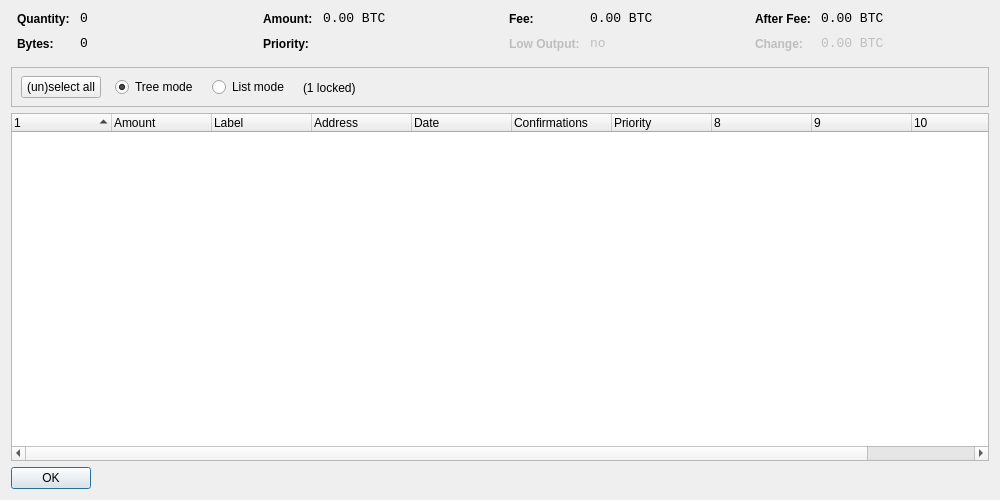
litebitcoins/litebitcoin, file src/qt/forms/coincontroldialog.ui: the form before one commit.
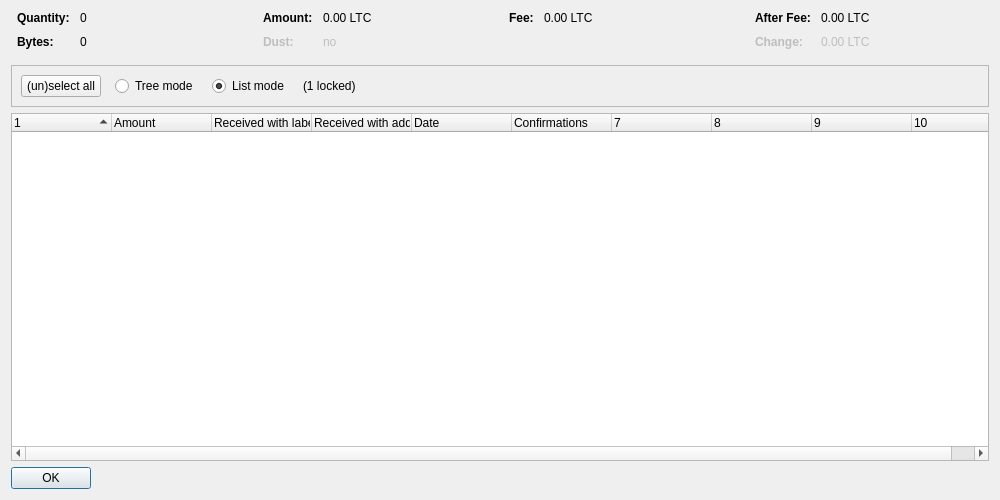
The form after the commit. Custom widgets are drawn as their Qt base class.

Patch:
```diff
--- a/src/qt/forms/coincontroldialog.ui
+++ b/src/qt/forms/coincontroldialog.ui
@@ -38,8 +38,11 @@
        </property>
        <item row="0" column="0">
         <widget class="QLabel" name="labelCoinControlQuantityText">
-         <property name="styleSheet">
-          <string notr="true">font-weight:bold;</string>
+         <property name="font">
+          <font>
+           <weight>75</weight>
+           <bold>true</bold>
+          </font>
          </property>
          <property name="text">
           <string>Quantity:</string>
@@ -48,12 +51,6 @@
        </item>
        <item row="0" column="1">
         <widget class="QLabel" name="labelCoinControlQuantity">
-         <property name="font">
-          <font>
-           <family>Monospace</family>
-           <pointsize>10</pointsize>
-          </font>
-         </property>
          <property name="cursor">
           <cursorShape>IBeamCursor</cursorShape>
          </property>
@@ -70,8 +67,11 @@
        </item>
        <item row="1" column="0">
         <widget class="QLabel" name="labelCoinControlBytesText">
-         <property name="styleSheet">
-          <string notr="true">font-weight:bold;</string>
+         <property name="font">
+          <font>
+           <weight>75</weight>
+           <bold>true</bold>
+          </font>
          </property>
          <property name="text">
           <string>Bytes:</string>
@@ -80,12 +80,6 @@
        </item>
        <item row="1" column="1">
         <widget class="QLabel" name="labelCoinControlBytes">
-         <property name="font">
-          <font>
-           <family>Monospace</family>
-           <pointsize>10</pointsize>
-          </font>
-         </property>
          <property name="cursor">
           <cursorShape>IBeamCursor</cursorShape>
          </property>
@@ -118,8 +112,11 @@
        </property>
        <item row="0" column="0">
         <widget class="QLabel" name="labelCoinControlAmountText">
-         <property name="styleSheet">
-          <string notr="true">font-weight:bold;</string>
+         <property name="font">
+          <font>
+           <weight>75</weight>
+           <bold>true</bold>
+          </font>
          </property>
          <property name="text">
           <string>Amount:</string>
@@ -128,12 +125,6 @@
        </item>
        <item row="0" column="1">
         <widget class="QLabel" name="labelCoinControlAmount">
-         <property name="font">
-          <font>
-           <family>Monospace</family>
-           <pointsize>10</pointsize>
-          </font>
-         </property>
          <property name="cursor">
           <cursorShape>IBeamCursor</cursorShape>
          </property>
@@ -141,7 +132,7 @@
           <enum>Qt::ActionsContextMenu</enum>
          </property>
          <property name="text">
-          <string notr="true">0.00 BTC</string>
+          <string notr="true">0.00 LTC</string>
          </property>
          <property name="textInteractionFlags">
           <set>Qt::LinksAccessibleByMouse|Qt::TextSelectableByKeyboard|Qt::TextSelectableByMouse</set>
@@ -149,22 +140,25 @@
         </widget>
        </item>
        <item row="1" column="0">
-        <widget class="QLabel" name="labelCoinControlPriorityText">
-         <property name="styleSheet">
-          <string notr="true">font-weight:bold;</string>
+        <widget class="QLabel" name="labelCoinControlLowOutputText">
+         <property name="enabled">
+          <bool>false</bool>
+         </property>
+         <property name="font">
+          <font>
+           <weight>75</weight>
+           <bold>true</bold>
+          </font>
          </property>
          <property name="text">
-          <string>Priority:</string>
+          <string>Dust:</string>
          </property>
         </widget>
        </item>
        <item row="1" column="1">
-        <widget class="QLabel" name="labelCoinControlPriority">
-         <property name="font">
-          <font>
-           <family>Monospace</family>
-           <pointsize>10</pointsize>
-          </font>
+        <widget class="QLabel" name="labelCoinControlLowOutput">
+         <property name="enabled">
+          <bool>false</bool>
          </property>
          <property name="cursor">
           <cursorShape>IBeamCursor</cursorShape>
@@ -173,7 +167,7 @@
           <enum>Qt::ActionsContextMenu</enum>
          </property>
          <property name="text">
-          <string/>
+          <string notr="true">no</string>
          </property>
          <property name="textInteractionFlags">
           <set>Qt::LinksAccessibleByMouse|Qt::TextSelectableByKeyboard|Qt::TextSelectableByMouse</set>
@@ -198,8 +192,11 @@
        </property>
        <item row="0" column="0">
         <widget class="QLabel" name="labelCoinControlFeeText">
-         <property name="styleSheet">
-          <string notr="true">font-weight:bold;</string>
+         <property name="font">
+          <font>
+           <weight>75</weight>
+           <bold>true</bold>
+          </font>
          </property>
          <property name="text">
           <string>Fee:</string>
@@ -208,12 +205,6 @@
        </item>
        <item row="0" column="1">
         <widget class="QLabel" name="labelCoinControlFee">
-         <property name="font">
-          <font>
-           <family>Monospace</family>
-           <pointsize>10</pointsize>
-          </font>
-         </property>
          <property name="cursor">
           <cursorShape>IBeamCursor</cursorShape>
          </property>
@@ -221,45 +212,7 @@
           <enum>Qt::ActionsContextMenu</enum>
          </property>
          <property name="text">
-          <string notr="true">0.00 BTC</string>
-         </property>
-         <property name="textInteractionFlags">
-          <set>Qt::LinksAccessibleByMouse|Qt::TextSelectableByKeyboard|Qt::TextSelectableByMouse</set>
-         </property>
-        </widget>
-       </item>
-       <item row="1" column="0">
-        <widget class="QLabel" name="labelCoinControlLowOutputText">
-         <property name="enabled">
-          <bool>false</bool>
-         </property>
-         <property name="styleSheet">
-          <string notr="true">font-weight:bold;</string>
-         </property>
-         <property name="text">
-          <string>Low Output:</string>
-         </property>
-        </widget>
-       </item>
-       <item row="1" column="1">
-        <widget class="QLabel" name="labelCoinControlLowOutput">
-         <property name="enabled">
-          <bool>false</bool>
-         </property>
-         <property name="font">
-          <font>
-           <family>Monospace</family>
-           <pointsize>10</pointsize>
-          </font>
-         </property>
-         <property name="cursor">
-          <cursorShape>IBeamCursor</cursorShape>
-         </property>
-         <property name="contextMenuPolicy">
-          <enum>Qt::ActionsContextMenu</enum>
-         </property>
-         <property name="text">
-          <string>no</string>
+          <string notr="true">0.00 LTC</string>
          </property>
          <property name="textInteractionFlags">
           <set>Qt::LinksAccessibleByMouse|Qt::TextSelectableByKeyboard|Qt::TextSelectableByMouse</set>
@@ -284,8 +237,11 @@
        </property>
        <item row="0" column="0">
         <widget class="QLabel" name="labelCoinControlAfterFeeText">
-         <property name="styleSheet">
-          <string notr="true">font-weight:bold;</string>
+         <property name="font">
+          <font>
+           <weight>75</weight>
+           <bold>true</bold>
+          </font>
          </property>
          <property name="text">
           <string>After Fee:</string>
@@ -294,12 +250,6 @@
        </item>
        <item row="0" column="1">
         <widget class="QLabel" name="labelCoinControlAfterFee">
-         <property name="font">
-          <font>
-           <family>Monospace</family>
-           <pointsize>10</pointsize>
-          </font>
-         </property>
          <property name="cursor">
           <cursorShape>IBeamCursor</cursorShape>
          </property>
@@ -307,7 +257,7 @@
           <enum>Qt::ActionsContextMenu</enum>
          </property>
          <property name="text">
-          <string notr="true">0.00 BTC</string>
+          <string notr="true">0.00 LTC</string>
          </property>
          <property name="textInteractionFlags">
           <set>Qt::LinksAccessibleByMouse|Qt::TextSelectableByKeyboard|Qt::TextSelectableByMouse</set>
@@ -319,8 +269,11 @@
          <property name="enabled">
           <bool>false</bool>
          </property>
-         <property name="styleSheet">
-          <string notr="true">font-weight:bold;</string>
+         <property name="font">
+          <font>
+           <weight>75</weight>
+           <bold>true</bold>
+          </font>
          </property>
          <property name="text">
           <string>Change:</string>
@@ -332,12 +285,6 @@
          <property name="enabled">
           <bool>false</bool>
          </property>
-         <property name="font">
-          <font>
-           <family>Monospace</family>
-           <pointsize>10</pointsize>
-          </font>
-         </property>
          <property name="cursor">
           <cursorShape>IBeamCursor</cursorShape>
          </property>
@@ -345,7 +292,7 @@
           <enum>Qt::ActionsContextMenu</enum>
          </property>
          <property name="text">
-          <string notr="true">0.00 BTC</string>
+          <string notr="true">0.00 LTC</string>
          </property>
          <property name="textInteractionFlags">
           <set>Qt::LinksAccessibleByMouse|Qt::TextSelectableByKeyboard|Qt::TextSelectableByMouse</set>
@@ -370,15 +317,8 @@
      <property name="frameShadow">
       <enum>QFrame::Sunken</enum>
      </property>
-     <widget class="QWidget" name="horizontalLayoutWidget">
-      <property name="geometry">
-       <rect>
-        <x>10</x>
-        <y>0</y>
-        <width>781</width>
-        <height>41</height>
-       </rect>
-      </property>
+     <layout class="QHBoxLayout" name="horizontalLayout">
+      <item>
       <layout class="QHBoxLayout" name="horizontalLayoutPanel" stretch="0,0,0,0,0">
        <property name="spacing">
         <number>14</number>
@@ -394,6 +334,9 @@
          <property name="text">
           <string>(un)select all</string>
          </property>
+          <property name="autoDefault">
+           <bool>false</bool>
+          </property>
         </widget>
        </item>
        <item>
@@ -407,9 +350,6 @@
          <property name="text">
           <string>Tree mode</string>
          </property>
-         <property name="checked">
-          <bool>true</bool>
-         </property>
         </widget>
        </item>
        <item>
@@ -423,6 +363,9 @@
          <property name="text">
           <string>List mode</string>
          </property>
+          <property name="checked">
+           <bool>true</bool>
+          </property>
         </widget>
        </item>
        <item>
@@ -446,7 +389,8 @@
         </spacer>
        </item>
       </layout>
-     </widget>
+      </item>
+     </layout>
     </widget>
    </item>
    <item>
@@ -458,7 +402,7 @@
       <bool>false</bool>
      </property>
      <property name="columnCount">
-      <number>11</number>
+      <number>10</number>
      </property>
      <attribute name="headerShowSortIndicator" stdset="0">
       <bool>true</bool>
@@ -478,12 +422,12 @@
      </column>
      <column>
       <property name="text">
-       <string notr="true">Label</string>
+       <string>Received with label</string>
       </property>
      </column>
      <column>
       <property name="text">
-       <string>Address</string>
+       <string>Received with address</string>
       </property>
      </column>
      <column>
@@ -499,11 +443,6 @@
        <string>Confirmed</string>
       </property>
      </column>
-     <column>
-      <property name="text">
-       <string>Priority</string>
-      </property>
-     </column>
      <column>
       <property name="text">
        <string/>
```
Left out of the diff: 4 changed lines with no effect on the pictures. Lines whose indentation alone changed are shown as unchanged.
